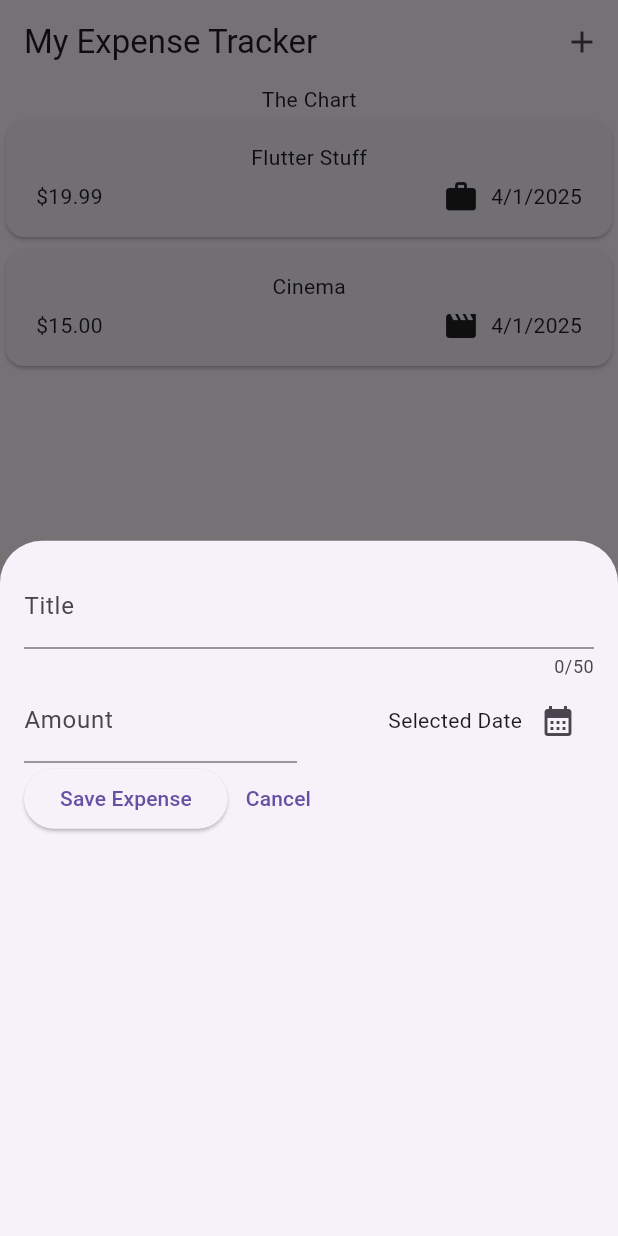
After one commit to Kaolishi/expense_tracker_app, a Flutter app: the screen it shows after launch, after a tap on the "add" icon, on a phone screen of 412 x 824 dp. The commit adds this screen. Run offline on Flutter 3.47's test engine with Material 3 defaults, Android fonts, the phone set to English and light mode, and no system bars.

Commit message:
Improved the input menu

```diff
--- a/lib/widgets/expenses.dart
+++ b/lib/widgets/expenses.dart
@@ -1,5 +1,6 @@
 import 'package:expense_tracker_app/models/expense_model.dart';
 import 'package:expense_tracker_app/widgets/expenses_list/expenses_list.dart';
+import 'package:expense_tracker_app/widgets/expenses_list/new_expense.dart';
 import 'package:flutter/material.dart';
 
 class Expenses extends StatefulWidget {
@@ -27,9 +28,20 @@ class _ExpensesState extends State<Expenses> {
     ),
   ];
 
+  void _openAddExpenseOverlay() {
+    //This shows can overlay
+    showModalBottomSheet(context: context, builder: (ctx) => NewExpense());
+  }
+
   @override
   Widget build(BuildContext context) {
     return Scaffold(
+      appBar: AppBar(
+        title: Text('My Expense Tracker'),
+        actions: [
+          IconButton(onPressed: _openAddExpenseOverlay, icon: Icon(Icons.add)),
+        ],
+      ),
       body: Column(
         children: [
           const Text('The Chart'),
--- a/lib/widgets/expenses_list/expenses_item.dart
+++ b/lib/widgets/expenses_list/expenses_item.dart
@@ -2,7 +2,7 @@ import 'package:expense_tracker_app/models/expense_model.dart';
 import 'package:flutter/material.dart';
 
 class ExpensesItem extends StatelessWidget {
-  ExpensesItem({super.key, required this.expense});
+  const ExpensesItem({super.key, required this.expense});
 
   final ExpenseModel expense;
 
--- a/lib/widgets/expenses_list/expenses_list.dart
+++ b/lib/widgets/expenses_list/expenses_list.dart
@@ -3,7 +3,7 @@ import 'package:expense_tracker_app/widgets/expenses_list/expenses_item.dart';
 import 'package:flutter/material.dart';
 
 class ExpensesList extends StatelessWidget {
-  ExpensesList({super.key, required this.expensesList});
+  const ExpensesList({super.key, required this.expensesList});
 
   final List<ExpenseModel> expensesList;
 
--- /dev/null
+++ b/lib/widgets/expenses_list/new_expense.dart
@@ -0,0 +1,95 @@
+import 'package:flutter/material.dart';
+
+class NewExpense extends StatefulWidget {
+  const NewExpense({super.key});
+
+  @override
+  State<NewExpense> createState() {
+    return _NewExpenseState();
+  }
+}
+
+class _NewExpenseState extends State<NewExpense> {
+  final _titleController = TextEditingController();
+  final _amountController = TextEditingController();
+
+  void _presentDatePicker() {
+    final now = DateTime.now();
+    final firstDate = DateTime(now.year - 1, now.month, now.day);
+    showDatePicker(
+      context: context,
+      initialDate: now,
+      firstDate: firstDate,
+      lastDate: now,
+    );
+  }
+
+  //Tells flutter to delete controller after use
+  @override
+  void dispose() {
+    _titleController.dispose();
+    _amountController.dispose();
+    super.dispose();
+  }
+
+  @override
+  Widget build(BuildContext context) {
+    return Padding(
+      padding: const EdgeInsets.all(16),
+      child: Column(
+        children: [
+          TextField(
+            controller: _titleController,
+            maxLength: 50,
+            decoration: const InputDecoration(label: Text('Title')),
+          ),
+          Row(
+            children: [
+              Expanded(
+                child: TextField(
+                  controller: _amountController,
+                  decoration: const InputDecoration(
+                    prefixText: '\$ ',
+                    label: Text('Amount'),
+                  ),
+                  keyboardType: TextInputType.numberWithOptions(),
+                ),
+              ),
+              const SizedBox(width: 16),
+              Expanded(
+                child: Row(
+                  mainAxisAlignment: MainAxisAlignment.end,
+                  crossAxisAlignment: CrossAxisAlignment.center,
+                  children: [
+                    Text('Selected Date'),
+                    IconButton(
+                      onPressed: _presentDatePicker,
+                      icon: Icon(Icons.calendar_month),
+                    ),
+                  ],
+                ),
+              ),
+            ],
+          ),
+          Row(
+            children: [
+              ElevatedButton(
+                onPressed: () {
+                  print(_titleController.text);
+                  print(_amountController.text);
+                },
+                child: const Text('Save Expense'),
+              ),
+              TextButton(
+                onPressed: () {
+                  Navigator.pop(context);
+                },
+                child: const Text('Cancel'),
+              ),
+            ],
+          ),
+        ],
+      ),
+    );
+  }
+}
```
